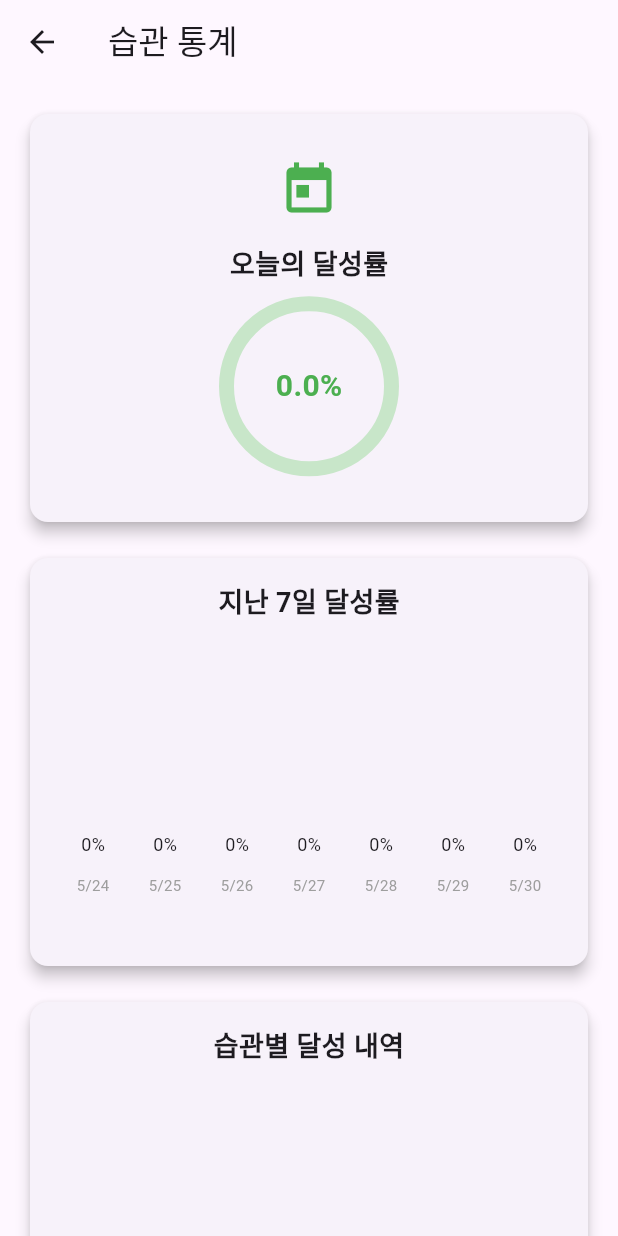
After one commit to SpeUjin/habit_one, a Flutter app: the screen it shows after launch, after a tap on the "bar chart" icon, on a phone screen of 412 x 824 dp. The commit adds this screen. Run offline on Flutter 3.47's test engine with Material 3 defaults, Android fonts, the light colour scheme and no system bars; drawn by our look-alikes of percent_indicator; our stand-ins replace flutter_local_notifications, shared_preferences, timezone.

Commit message:
통계 기능 추가 (개발중)

```diff
--- a/lib/models/habit.dart
+++ b/lib/models/habit.dart
@@ -4,11 +4,13 @@ import 'package:uuid/uuid.dart';
 class Habit {
   final String id;
   String title;
-  List<String> days; // 요일: ["Mon", "Tue", ...]
+  List<String> days;
   String? memo;
   TimeOfDay? alarmTime;
   bool isCompletedToday;
+  DateTime? lastCompletedDate;
   final DateTime createdAt;
+  Map<String, bool> dailyCompletion; // 날짜(yyyy-MM-dd) : 완료여부
 
   Habit({
     String? id,
@@ -18,6 +20,8 @@ class Habit {
     this.alarmTime,
     this.isCompletedToday = false,
     DateTime? createdAt,
+    this.lastCompletedDate,          // 추가
+    this.dailyCompletion = const {},  // 초기값 빈 맵
   })  : id = id ?? const Uuid().v4(), // UUID 생성
         createdAt = createdAt ?? DateTime.now();
 
@@ -27,13 +31,19 @@ class Habit {
     List<String>? days,
     TimeOfDay? alarmTime,
     String? memo,
+    bool? isCompletedToday,         // 추가
+    DateTime? lastCompletedDate,    // 추가
+    Map<String, bool>? dailyCompletion,
   }) {
     return Habit(
       id: id ?? this.id,
       title: title ?? this.title,
       days: days ?? this.days,
       alarmTime: alarmTime ?? this.alarmTime,
-      memo: memo ?? this.memo,
+      isCompletedToday: isCompletedToday ?? this.isCompletedToday,
+      lastCompletedDate: lastCompletedDate ?? this.lastCompletedDate,
+      dailyCompletion: dailyCompletion ?? this.dailyCompletion,
+      createdAt: this.createdAt,
     );
   }
 
@@ -48,6 +58,7 @@ class Habit {
       'alarmMinute': alarmTime?.minute,
       'isCompletedToday': isCompletedToday,
       'createdAt': createdAt.toIso8601String(),
+      'dailyCompletion': dailyCompletion,
     };
   }
 
@@ -63,6 +74,7 @@ class Habit {
           : null,
       isCompletedToday: json['isCompletedToday'] ?? false,
       createdAt: DateTime.parse(json['createdAt']),
+      dailyCompletion: Map<String, bool>.from(json['dailyCompletion'] ?? {}),
     );
   }
 }
--- a/lib/providers/habit_provider.dart
+++ b/lib/providers/habit_provider.dart
@@ -1,69 +1,132 @@
 import 'package:flutter/material.dart';
 import 'package:uuid/uuid.dart';
+import 'package:flutter/foundation.dart'; // kIsWeb 확인용
 import '../main.dart';
 import '../models/habit.dart';
 import 'dart:convert';
+import 'package:intl/intl.dart';
 import 'package:shared_preferences/shared_preferences.dart';
 import 'package:flutter_local_notifications/flutter_local_notifications.dart';
 import 'package:timezone/data/latest.dart' as tz;
 import 'package:timezone/timezone.dart' as tz;
+import 'dart:async'; // Timer
 
 
+/// HabitProvider 클래스: 습관 데이터 관리 및 알림 스케줄링 담당
 class HabitProvider with ChangeNotifier {
-  final List<Habit> _habits = [];
 
+  final DateFormat formatter = DateFormat('yyyy-MM-dd');
+
+  final List<Habit> _habits = []; // 습관 목록
+
+  /// 습관 목록을 읽기 전용으로 제공
   List<Habit> get habits => List.unmodifiable(_habits);
 
+  /// 🔥 요일 문자열 -> 숫자 매핑
+  final Map<String, int> _weekdayMap = {
+    '월': DateTime.monday,
+    '화': DateTime.tuesday,
+    '수': DateTime.wednesday,
+    '목': DateTime.thursday,
+    '금': DateTime.friday,
+    '토': DateTime.saturday,
+    '일': DateTime.sunday,
+  };
+
+  /// 새로운 습관 추가
   void addHabit(String title, List<String> days, TimeOfDay? alarmTime, {String memo = ''}) {
     final newHabit = Habit(
-      id: Uuid().v4(),
+      id: Uuid().v4(), // 고유 ID 생성
       title: title,
       days: days,
       alarmTime: alarmTime,
       memo: memo,
     );
     _habits.add(newHabit);
+
+    // 알람 시간이 지정되었으면 예약
     if (alarmTime != null) {
-      scheduleDailyNotification(newHabit.id, newHabit.title, alarmTime);
+      scheduleWeeklyNotification(newHabit.id, newHabit.title, alarmTime, days);
     }
-    saveHabits();
-    notifyListeners();
+
+    saveHabits(); // 저장
+    notifyListeners(); // UI 갱신
   }
 
   void toggleCompletion(String id) {
     final index = _habits.indexWhere((habit) => habit.id == id);
     if (index != -1) {
-      _habits[index].isCompletedToday = !_habits[index].isCompletedToday;
+      final now = DateTime.now();
+      final today = DateTime(now.year, now.month, now.day);
+      final todayStr = formatter.format(now); // 통계 로직과 같은 포맷으로 저장!
+
+      final habit = _habits[index];
+
+      if (habit.lastCompletedDate == null || habit.lastCompletedDate!.isBefore(today)) {
+        habit.isCompletedToday = true;
+        habit.lastCompletedDate = today;
+
+        // ✅ 통계 로직과 맞춰서 기록!
+        habit.dailyCompletion[todayStr] = true;
+      } else {
+        // 완료 취소
+        habit.isCompletedToday = false;
+        habit.lastCompletedDate = null;
+
+        // ✅ 통계 로직과 맞춰서 삭제 또는 false로 설정
+        habit.dailyCompletion[todayStr] = false;
+      }
+
       saveHabits();
       notifyListeners();
     }
   }
 
+  /// 기존 습관 업데이트 (업데이트 시 완료 상태 초기화)
   void updateHabit(Habit updatedHabit) {
     final index = _habits.indexWhere((habit) => habit.id == updatedHabit.id);
     if (index != -1) {
-      _habits[index] = updatedHabit;
+      // 업데이트할 때 isCompletedToday를 무조건 false로 설정
+      final habitToSave = updatedHabit.copyWith(isCompletedToday: false);
+      _habits[index] = habitToSave;
+
+      // 웹 환경이 아닌 경우, 기존 알림을 취소하고 새로 예약
+      if (!kIsWeb) {
         flutterLocalNotificationsPlugin.cancel(updatedHabit.id.hashCode);
+      }
       if (updatedHabit.alarmTime != null) {
-        scheduleDailyNotification(updatedHabit.id, updatedHabit.title, updatedHabit.alarmTime!);
+        scheduleWeeklyNotification(
+          updatedHabit.id,
+          updatedHabit.title,
+          updatedHabit.alarmTime!,
+          updatedHabit.days,
+        );
       }
+
       saveHabits();
       notifyListeners();
     }
   }
 
+  /// 습관 삭제
   void removeHabit(String id) {
     _habits.removeWhere((habit) => habit.id == id);
+
+    // 모바일 환경이라면 알림도 취소
+    if (!kIsWeb) {
       flutterLocalNotificationsPlugin.cancel(id.hashCode);
+    }
+
     saveHabits();
     notifyListeners();
   }
 
+  /// 로컬에서 습관 데이터 로드
   Future<void> loadHabits() async {
     final prefs = await SharedPreferences.getInstance();
     final habitList = prefs.getStringList('habits') ?? [];
 
-    _habits.clear(); // 기존 리스트 비우기
+    _habits.clear();
     _habits.addAll(
       habitList.map((habitJson) => Habit.fromJson(json.decode(habitJson))),
     );
@@ -71,39 +134,66 @@ class HabitProvider with ChangeNotifier {
     notifyListeners();
   }
 
+  /// 로컬에 습관 데이터 저장
   Future<void> saveHabits() async {
     final prefs = await SharedPreferences.getInstance();
     final habitList = _habits.map((habit) => json.encode(habit.toJson())).toList();
-
     await prefs.setStringList('habits', habitList);
   }
 
-  Future<void> scheduleDailyNotification(
+  /// 알림 스케줄링 (요일 반복)
+  ///
+  /// 📌 웹 환경에서는 실제로 알림을 예약할 수 없으므로 로그로 대체!
+  Future<void> scheduleWeeklyNotification(
       String id,
       String title,
       TimeOfDay alarmTime,
+      List<String> days,
       ) async {
-    // 현재 시간 가져오기
+    if (kIsWeb) {
+      debugPrint('[웹 테스트] 알림 예약됨: $title - 요일: $days, 시간: ${alarmTime.hour}:${alarmTime.minute}');
+
+      // 오늘/다음 알림까지의 시간 계산
       final now = DateTime.now();
+      for (String day in days) {
+        print('[디버깅] day 값: $day');
+        int weekday = _weekdayMap[day]!;
+        int daysUntilNext = (weekday - now.weekday + 7) % 7;
 
-    // 기본 시간 구성
-    final scheduledDate = DateTime(
-      now.year,
-      now.month,
-      now.day,
-      alarmTime.hour,
-      alarmTime.minute,
+        DateTime scheduledDateTime = now.add(Duration(days: daysUntilNext)).copyWith(
+          hour: alarmTime.hour,
+          minute: alarmTime.minute,
+          second: 0,
+          millisecond: 0,
         );
 
-    // 이미 지난 시간이라면 내일로 설정
-    final scheduled = scheduledDate.isBefore(now)
-        ? scheduledDate.add(const Duration(days: 1))
-        : scheduledDate;
+        // 오늘인데 이미 지났으면 다음 주
+        if (daysUntilNext == 0 && scheduledDateTime.isBefore(now)) {
+          scheduledDateTime = scheduledDateTime.add(Duration(days: 7));
+        }
 
-    // zonedSchedule을 위해 tz.TZDateTime 변환
-    final tz.TZDateTime tzScheduled =
-    tz.TZDateTime.from(scheduled, tz.local); // <-- 핵심 수정
+        final delay = scheduledDateTime.difference(now);
 
+        // 실제로 시간에 맞춰서 로그 출력
+        Timer(delay, () {
+          debugPrint('[웹 테스트] 알림이 울릴 시간입니다! 습관: $title (${day}요일)');
+        });
+      }
+      return;
+    }
+
+    // 2️⃣ 각 요일 이름을 weekday 번호로 매핑
+    final Map<String, int> weekdayMap = {
+      '월': DateTime.monday,
+      '화': DateTime.tuesday,
+      '수': DateTime.wednesday,
+      '목': DateTime.thursday,
+      '금': DateTime.friday,
+      '토': DateTime.saturday,
+      '일': DateTime.sunday,
+    };
+
+    // 3️⃣ 알림 상세 설정 (Android)
     const androidDetails = AndroidNotificationDetails(
       'habit_channel_id',
       'Habit Notifications',
@@ -113,16 +203,109 @@ class HabitProvider with ChangeNotifier {
     );
     const platformDetails = NotificationDetails(android: androidDetails);
 
+    // 4️⃣ 선택된 요일마다 알림 예약
+    for (String day in days) {
+      int? weekday = weekdayMap[day];
+      if (weekday == null) continue; // 요일 매칭 안되면 스킵
+
+      final now = DateTime.now();
+
+      // 오늘/다음 알림까지의 날짜 차이 계산
+      int daysUntilNext = (weekday - now.weekday + 7) % 7;
+
+      // 만약 오늘 예약시간이 이미 지났으면 다음 주로 예약
+      if (daysUntilNext == 0) {
+        final scheduledToday = DateTime(
+          now.year,
+          now.month,
+          now.day,
+          alarmTime.hour,
+          alarmTime.minute,
+        );
+        if (scheduledToday.isBefore(now)) {
+          daysUntilNext = 7;
+        }
+      }
+
+      final nextDate = now.add(Duration(days: daysUntilNext));
+
+      // 실제 예약할 시간 생성
+      final scheduledDateTime = DateTime(
+        nextDate.year,
+        nextDate.month,
+        nextDate.day,
+        alarmTime.hour,
+        alarmTime.minute,
+      );
+
+      // time zone-aware로 변환
+      final tz.TZDateTime tzScheduled =
+      tz.TZDateTime.from(scheduledDateTime, tz.local);
+
+      // 알림 식별 ID는 "습관 ID + 요일"을 해시로
+      final notificationId = (id + day).hashCode;
+
+      // 알림 예약 (반복: 매주 같은 요일, 같은 시간)
       await flutterLocalNotificationsPlugin.zonedSchedule(
-      id.hashCode, // 고유 ID
-      '오늘의 습관!', // 제목
-      '$title 실천할 시간이에요!', // 본문
-      tzScheduled, // <-- 수정된 타입
+        notificationId,
+        '오늘의 습관!',
+        '$title 실천할 시간이에요!',
+        tzScheduled,
         platformDetails,
-      androidScheduleMode: AndroidScheduleMode.exactAllowWhileIdle, // ✅ 최신 방식
+        androidScheduleMode: AndroidScheduleMode.exactAllowWhileIdle,
         uiLocalNotificationDateInterpretation:
         UILocalNotificationDateInterpretation.absoluteTime,
-      matchDateTimeComponents: DateTimeComponents.time, // 매일 반복
+        matchDateTimeComponents: DateTimeComponents.dayOfWeekAndTime,
       );
     }
   }
+  /// 오늘 달성률 계산
+  double calculateTodayCompletionRate(List<Habit> habits) {
+    final today = formatter.format(DateTime.now());
+
+    // 오늘 체크해야 할 습관 필터 (오늘 요일 포함)
+    final todayWeekday = DateTime.now().weekday; // 1~7 (월~일)
+    final weekdays = ['월', '화', '수', '목', '금', '토', '일'];
+
+    // 오늘 요일 문자열로 변환
+    final todayStr = weekdays[todayWeekday - 1];
+
+    final todayHabits = habits.where((habit) => habit.days.contains(todayStr)).toList();
+
+    if (todayHabits.isEmpty) return 0;
+
+    // 완료한 습관 개수
+    final completedCount = todayHabits.where((habit) => habit.dailyCompletion[today] == true).length;
+
+    return completedCount / todayHabits.length * 100;
+  }
+
+  /// 최근 7일 달성률 리스트 반환
+  List<double> calculateLast7DaysCompletionRate(List<Habit> habits) {
+    List<double> rates = [];
+
+    final today = DateTime.now();
+
+    final weekdays = ['월', '화', '수', '목', '금', '토', '일'];
+
+    for (int i = 6; i >= 0; i--) {
+      final day = today.subtract(Duration(days: i));
+      final dayStr = formatter.format(day);
+      final dayWeekdayStr = weekdays[day.weekday - 1];
+
+      final dayHabits = habits.where((habit) => habit.days.contains(dayWeekdayStr)).toList();
+      if (dayHabits.isEmpty) {
+        rates.add(0);
+        continue;
+      }
+
+      final completedCount = dayHabits.where((habit) => habit.dailyCompletion[dayStr] == true).length;
+      final rate = completedCount / dayHabits.length * 100;
+
+      rates.add(rate);
+    }
+
+    return rates;
+  }
+
+}
--- a/lib/screens/add_habit_screen.dart
+++ b/lib/screens/add_habit_screen.dart
@@ -20,7 +20,7 @@ class _AddHabitScreenState extends State<AddHabitScreen> {
   TimeOfDay? _reminderTime;
   late String _memo;
 
-  final List<String> _weekDays = ['Mon', 'Tue', 'Wed', 'Thu', 'Fri', 'Sat', 'Sun'];
+  final List<String> _weekDays = ['월', '화', '수', '목', '금', '토', '일'];
 
   // TextEditingController를 쓰는 방법도 있지만 여기선 initialValue만 설정할게요
   @override
--- a/lib/screens/home_screen.dart
+++ b/lib/screens/home_screen.dart
@@ -3,6 +3,8 @@ import 'package:provider/provider.dart';
 import '../providers/habit_provider.dart';
 import 'add_habit_screen.dart';
 import 'habit_detail_screen.dart';
+import 'statistics_page.dart';  // 통계페이지 import 추가
+
 
 class HomeScreen extends StatefulWidget {
   @override
@@ -19,6 +21,31 @@ class _HomeScreenState extends State<HomeScreen> {
     });
   }
 
+  void _showConfirmationDialog(BuildContext context, HabitProvider provider, String id) {
+    showDialog(
+      context: context,
+      builder: (BuildContext dialogContext) {
+        return AlertDialog(
+          title: const Text('습관 완료 확인'),
+          content: const Text('오늘 이 습관을 완료로 처리하시겠어요?'),
+          actions: [
+            TextButton(
+              onPressed: () => Navigator.of(dialogContext).pop(),
+              child: const Text('아니오'),
+            ),
+            TextButton(
+              onPressed: () {
+                provider.toggleCompletion(id); // 완료 처리
+                Navigator.of(dialogContext).pop();
+              },
+              child: const Text('예'),
+            ),
+          ],
+        );
+      },
+    );
+  }
+
   @override
   Widget build(BuildContext context) {
     final habitProvider = Provider.of<HabitProvider>(context);
@@ -26,6 +53,20 @@ class _HomeScreenState extends State<HomeScreen> {
     return Scaffold(
       appBar: AppBar(
         title: Text('1일 1습관'),
+        actions: [
+          IconButton(
+            icon: Icon(Icons.bar_chart),
+            tooltip: '통계',
+            onPressed: () {
+              Navigator.push(
+                context,
+                MaterialPageRoute(
+                  builder: (_) => StatisticsPage(habits: habitProvider.habits),
+                ),
+              );
+            },
+          ),
+        ],
       ),
       body: ListView.builder(
         itemCount: habitProvider.habits.length,
@@ -49,11 +90,16 @@ class _HomeScreenState extends State<HomeScreen> {
             child: ListTile(
               title: Text(habit.title),
               subtitle: Text('반복 요일: ${habit.days.join(", ")}'),
-              trailing: Checkbox(
-                value: habit.isCompletedToday,
-                onChanged: (val) {
-                  habitProvider.toggleCompletion(habit.id);
+              trailing: ElevatedButton(
+                onPressed: habit.isCompletedToday
+                    ? null // 오늘 완료되면 버튼 비활성화
+                    : () {
+                  _showConfirmationDialog(context, habitProvider, habit.id);
                 },
+                style: ElevatedButton.styleFrom(
+                  backgroundColor: habit.isCompletedToday ? Colors.grey : Colors.blue,
+                ),
+                child: Text(habit.isCompletedToday ? '완료됨' : '오늘 완료'),
               ),
               // ListTile onTap 수정
               onTap: () {
--- /dev/null
+++ b/lib/screens/statistics_page.dart
@@ -0,0 +1,194 @@
+import 'package:flutter/material.dart';
+import 'package:provider/provider.dart';
+import 'package:percent_indicator/percent_indicator.dart';
+import 'package:intl/intl.dart'; // 날짜 포맷용
+
+import '../models/habit.dart';
+import '../providers/habit_provider.dart';
+
+class StatisticsPage extends StatelessWidget {
+  final List<Habit> habits;
+
+  const StatisticsPage({Key? key, required this.habits}) : super(key: key);
+
+  @override
+  Widget build(BuildContext context) {
+    final habitProvider = Provider.of<HabitProvider>(context);
+    final habits = habitProvider.habits;
+
+    final todayRate = habitProvider.calculateTodayCompletionRate(habits);
+    final last7DaysRates = habitProvider.calculateLast7DaysCompletionRate(habits);
+
+    const double cardHeight = 280; // 습관별 달성률 카드 기준 높이
+    const double maxBarHeight = 120;  // 100 → 120 또는 더 크게
+
+    // 오늘 날짜를 기준으로 지난 7일 날짜 리스트 생성 (역순)
+    final today = DateTime.now();
+    List<String> last7DaysLabels = List.generate(7, (index) {
+      final date = today.subtract(Duration(days: 6 - index));
+      return DateFormat.Md().format(date); // 월/일 포맷 예: 5/30
+    });
+
+    return Scaffold(
+      appBar: AppBar(title: const Text('습관 통계')),
+      body: SingleChildScrollView(
+        child: Center(
+          child: Padding(
+            padding: const EdgeInsets.all(16),
+            child: Column(
+              mainAxisAlignment: MainAxisAlignment.center,
+              crossAxisAlignment: CrossAxisAlignment.center,
+              children: [
+                // 오늘 달성률 카드 (원형 그래프)
+                SizedBox(
+                  height: cardHeight,
+                  width: double.infinity,
+                  child: Card(
+                    elevation: 4,
+                    shape: RoundedRectangleBorder(borderRadius: BorderRadius.circular(12)),
+                    child: Padding(
+                      padding: const EdgeInsets.all(16),
+                      child: Column(
+                        mainAxisAlignment: MainAxisAlignment.center,
+                        crossAxisAlignment: CrossAxisAlignment.center,
+                        children: [
+                          const Icon(Icons.today, size: 40, color: Colors.green),
+                          const SizedBox(height: 16),
+                          const Text('오늘의 달성률',
+                              style: TextStyle(fontSize: 18, fontWeight: FontWeight.bold)),
+                          const SizedBox(height: 8),
+                          CircularPercentIndicator(
+                            radius: 60.0,
+                            lineWidth: 10.0,
+                            percent: (todayRate / 100).clamp(0.0, 1.0),
+                            center: Text(
+                              '${todayRate.toStringAsFixed(1)}%',
+                              style: const TextStyle(
+                                  fontSize: 20, fontWeight: FontWeight.bold, color: Colors.green),
+                            ),
+                            progressColor: Colors.green,
+                            backgroundColor: Colors.green.shade100,
+                            circularStrokeCap: CircularStrokeCap.round,
+                            animation: true,
+                          ),
+                        ],
+                      ),
+                    ),
+                  ),
+                ),
+                const SizedBox(height: 16),
+
+                // 지난 7일 달성률 카드
+                SizedBox(
+                  height: cardHeight,
+                  width: double.infinity,
+                  child: Card(
+                    elevation: 4,
+                    shape: RoundedRectangleBorder(borderRadius: BorderRadius.circular(12)),
+                    child: Padding(
+                      padding: const EdgeInsets.all(16),
+                      child: Column(
+                        crossAxisAlignment: CrossAxisAlignment.center,
+                        children: [
+                          const Text('지난 7일 달성률',
+                              style: TextStyle(fontSize: 18, fontWeight: FontWeight.bold)),
+                          const SizedBox(height: 12),
+                          SizedBox(
+                            height: maxBarHeight + 50,
+                            child: ListView.builder(
+                              scrollDirection: Axis.horizontal,
+                              shrinkWrap: true,
+                              itemCount: last7DaysRates.length,
+                              itemBuilder: (context, index) {
+                                final rate = last7DaysRates[index];
+                                final barHeight = (rate / 100) * maxBarHeight;
+
+                                return Container(
+                                  width: 40,
+                                  margin: const EdgeInsets.symmetric(horizontal: 4),
+                                  child: Column(
+                                    mainAxisAlignment: MainAxisAlignment.end,
+                                    children: [
+                                      Text('${rate.toStringAsFixed(0)}%',
+                                          style: const TextStyle(fontSize: 12)),
+                                      const SizedBox(height: 4),
+                                      TweenAnimationBuilder<double>(
+                                        tween: Tween(begin: 0, end: barHeight),
+                                        duration: const Duration(milliseconds: 500),
+                                        builder: (context, animatedHeight, child) {
+                                          return Container(
+                                            height: animatedHeight,
+                                            width: 20,
+                                            decoration: BoxDecoration(
+                                              color: Colors.blueAccent,
+                                              borderRadius: BorderRadius.circular(4),
+                                            ),
+                                          );
+                                        },
+                                      ),
+                                      const SizedBox(height: 8),
+                                      Text(
+                                        last7DaysLabels[index],
+                                        style: const TextStyle(fontSize: 10, color: Colors.grey),
+                                      ),
+                                    ],
+                                  ),
+                                );
+                              },
+                            ),
+                          ),
+                        ],
+                      ),
+                    ),
+                  ),
+                ),
+                const SizedBox(height: 16),
+
+                // 습관별 달성 내역 카드
+                SizedBox(
+                  height: cardHeight,
+                  width: double.infinity,
+                  child: Card(
+                    elevation: 4,
+                    shape: RoundedRectangleBorder(borderRadius: BorderRadius.circular(12)),
+                    child: Padding(
+                      padding: const EdgeInsets.all(16),
+                      child: Column(
+                        crossAxisAlignment: CrossAxisAlignment.center,
+                        children: [
+                          const Text('습관별 달성 내역',
+                              style: TextStyle(fontSize: 18, fontWeight: FontWeight.bold)),
+                          const SizedBox(height: 12),
+                          Expanded(
+                            child: ListView.builder(
+                              shrinkWrap: true,
+                              physics: const AlwaysScrollableScrollPhysics(),
+                              itemCount: habits.length,
+                              itemBuilder: (context, index) {
+                                final habit = habits[index];
+                                final completedCount =
+                                    habit.dailyCompletion.entries.where((e) => e.value).length;
+
+                                return ListTile(
+                                  contentPadding: EdgeInsets.zero,
+                                  leading: const Icon(Icons.check_circle_outline, color: Colors.blue),
+                                  title: Text(habit.title,
+                                      style: const TextStyle(fontWeight: FontWeight.w600)),
+                                  subtitle: Text('최근 달성: $completedCount회'),
+                                );
+                              },
+                            ),
+                          ),
+                        ],
+                      ),
+                    ),
+                  ),
+                ),
+              ],
+            ),
+          ),
+        ),
+      ),
+    );
+  }
+}
--- a/pubspec.yaml
+++ b/pubspec.yaml
@@ -31,6 +31,7 @@ dependencies:
   flutter:
     sdk: flutter
   provider: ^6.1.1
+  percent_indicator: ^4.2.2
   shared_preferences: ^2.2.2
   flutter_local_notifications: ^16.1.0
   table_calendar: ^3.0.9
```
Also changed, not shown: pubspec.lock. Lines whose indentation alone changed are shown as unchanged.
